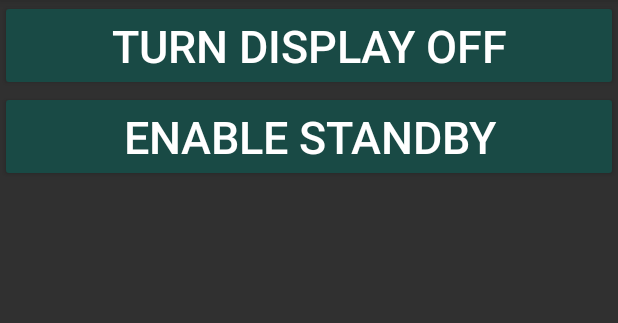
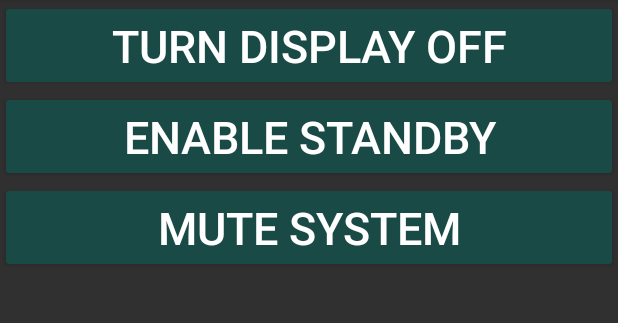
Before and after one commit to amosproj/amos2022ws02-automotive-test-app, an Android app: the PowerManagementPage screen opened through its navigation route, on a phone screen of 412 x 824 dp, the part 84-407 px from its top. Run offline under Robolectric (Android 15) with nearby library versions, the phone set to English and light mode, and no system bars; 2 statements that could not run were skipped.

Commit message:
designed mute button in power management area
Signed-off-by: hanna-212 <mueller.hanna96@gmail.com>

```diff
--- a/App/automotive/src/main/res/layout/fragment_power_management_page.xml
+++ b/App/automotive/src/main/res/layout/fragment_power_management_page.xml
@@ -20,4 +20,11 @@
         android:layout_height="wrap_content"
         style="@style/Theme.InfotAiMOS.Button"
         android:text="@string/button_stand_by" />
+
+    <Button
+        android:id="@+id/fragment_power_button_mute_system"
+        android:layout_width="match_parent"
+        android:layout_height="wrap_content"
+        style="@style/Theme.InfotAiMOS.Button"
+        android:text="@string/button_mute_system" />
 </LinearLayout>
--- a/App/automotive/src/main/res/values/strings.xml
+++ b/App/automotive/src/main/res/values/strings.xml
@@ -11,6 +11,7 @@
     <string name="button_voice_control">Voice Control</string>
     <string name="button_display_off">Turn Display Off</string>
     <string name="button_stand_by">Enable Standby</string>
+    <string name="button_mute_system">Mute System</string>
     <string name="button_phone">Phone</string>
     <string name="media_play">Media Play</string>
     <string name="landingpagetile">LandingPageTile</string>
```
Also changed, not shown: 1 other file.
